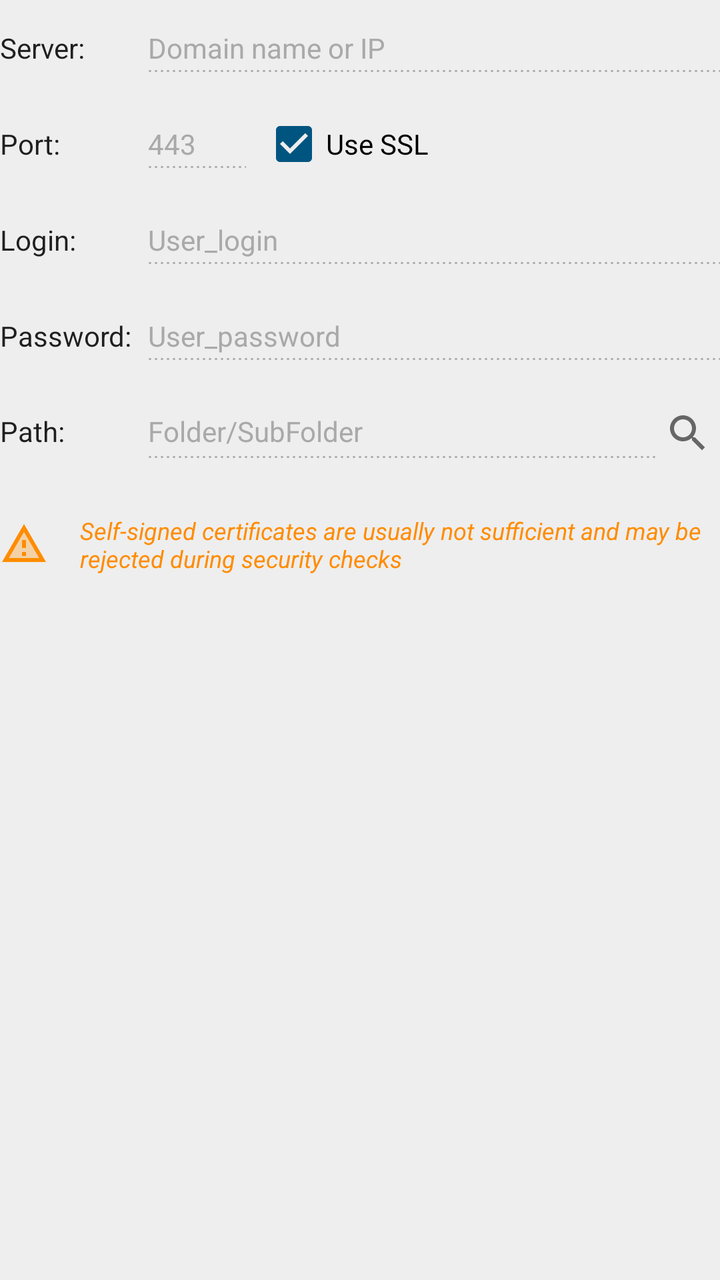
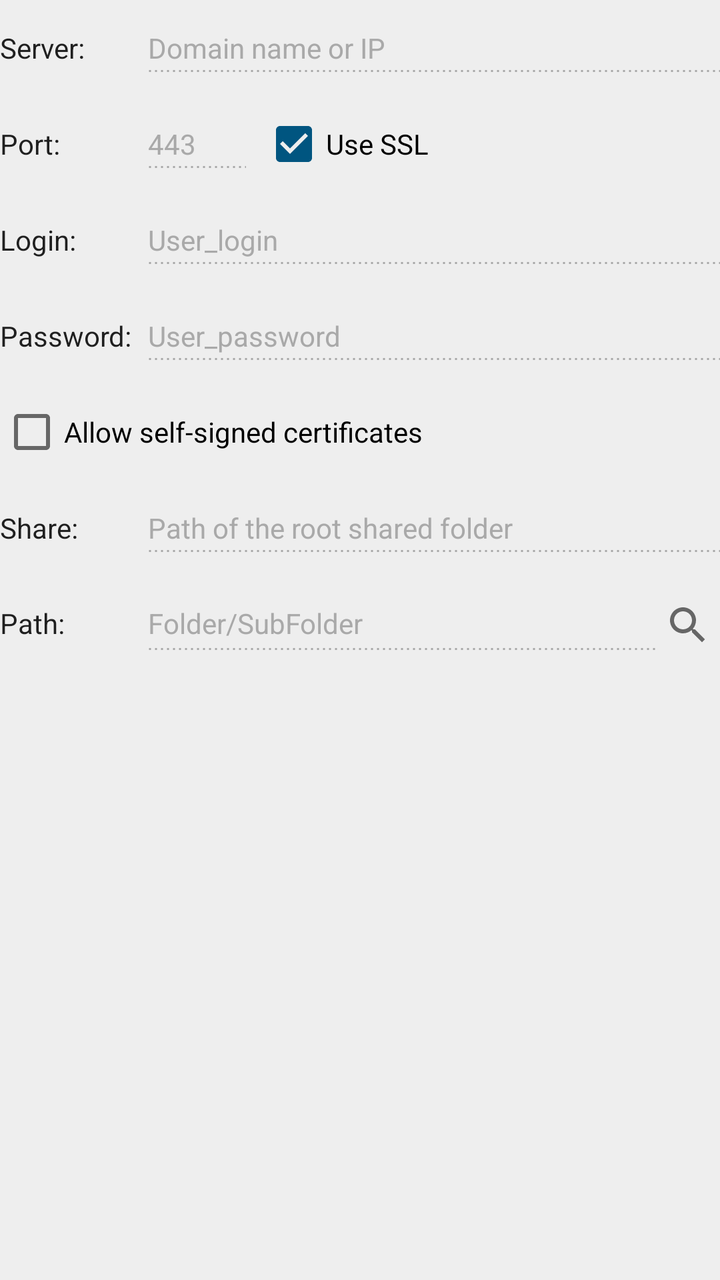

Compare the two renders of this Android layout. The source of the first and the diff that turns it into the second are given below.
<!-- AndroidManifest.xml: application theme AppTheme -->
<!-- res/layout/fragment_target_webdav.xml -->
<?xml version="1.0" encoding="utf-8"?>


<androidx.constraintlayout.widget.ConstraintLayout
    xmlns:android="http://schemas.android.com/apk/res/android"
    xmlns:app="http://schemas.android.com/apk/res-auto"
    xmlns:tools="http://schemas.android.com/tools"
    android:id="@+id/target_webdav_lyt"
    android:layout_width="match_parent"
    android:layout_height="wrap_content"
    tools:context=".ui.fragments.Fragment_TargetWebDav">

    <androidx.constraintlayout.widget.Barrier
        android:id="@+id/target_webdav_barrier"
        android:layout_width="wrap_content"
        android:layout_height="wrap_content"
        app:barrierDirection="end"
        app:constraint_referenced_ids="target_webdav_txt_password,target_webdav_txt_server,target_webdav_text_port,target_webdav_txt_login,target_webdav_txt_path" />

    <TextView
        android:id="@+id/target_webdav_txt_server"
        android:layout_width="wrap_content"
        android:layout_height="wrap_content"
        android:text="@string/target_common_server"
        app:layout_constraintBaseline_toBaselineOf="@+id/target_webdav_edit_server"
        app:layout_constraintStart_toStartOf="parent" />

    <EditText
        android:id="@+id/target_webdav_edit_server"
        android:layout_width="0dp"
        android:layout_height="wrap_content"
        android:layout_marginStart="8dp"
        android:hint="@string/target_common_server_hint"
        android:importantForAutofill="no"
        android:inputType="textUri"
        android:nextFocusForward="@id/target_webdav_edit_port"
        app:layout_constraintEnd_toStartOf="@+id/target_webdav_btn_credentials_fill"
        app:layout_constraintStart_toEndOf="@+id/target_webdav_barrier"
        app:layout_constraintTop_toTopOf="parent"
        tools:ignore="TextContrastCheck" />

    <ImageButton
        android:id="@+id/target_webdav_btn_credentials_fill"
        android:layout_width="wrap_content"
        android:layout_height="wrap_content"
        android:contentDescription="@string/target_common_autofill"
        android:minWidth="32dp"
        android:minHeight="48dp"
        android:src="@drawable/ic_autofill"
        android:visibility="gone"
        app:layout_constraintBottom_toBottomOf="@+id/target_webdav_edit_server"
        app:layout_constraintEnd_toEndOf="parent"
        app:layout_constraintTop_toTopOf="@+id/target_webdav_edit_server" />

    <TextView
        android:id="@+id/target_webdav_text_port"
        android:layout_width="wrap_content"
        android:layout_height="wrap_content"
        android:text="@string/target_common_port"
        app:layout_constraintBaseline_toBaselineOf="@+id/target_webdav_edit_port"
        app:layout_constraintStart_toStartOf="parent" />

    <androidx.constraintlayout.helper.widget.Flow
        android:id="@+id/target_webdav_flow"
        android:layout_width="0dp"
        android:layout_height="wrap_content"
        android:layout_marginStart="8dp"
        app:constraint_referenced_ids="target_webdav_edit_port, target_webdav_chk_ssl"
        app:flow_horizontalBias="0"
        app:flow_horizontalGap="8dp"
        app:flow_horizontalStyle="packed"
        app:flow_wrapMode="chain"
        app:layout_constraintEnd_toEndOf="parent"
        app:layout_constraintStart_toEndOf="@id/target_webdav_barrier"
        app:layout_constraintTop_toBottomOf="@+id/target_webdav_edit_server" />

    <EditText
        android:id="@+id/target_webdav_edit_port"
        android:layout_width="wrap_content"
        android:layout_height="wrap_content"
        android:ems="3"
        android:hint="@string/target_webdav_port_ssl_hint"
        android:importantForAutofill="no"
        android:inputType="number"
        android:nextFocusForward="@id/target_webdav_chk_ssl"
        tools:ignore="TextContrastCheck" />

    <CheckBox
        android:id="@+id/target_webdav_chk_ssl"
        android:layout_width="wrap_content"
        android:layout_height="wrap_content"
        android:checked="true"
        android:nextFocusForward="@id/target_webdav_edit_login"
        android:text="@string/target_webdav_ssl"
        tools:ignore="TextContrastCheck" />

    <TextView
        android:id="@+id/target_webdav_txt_login"
        android:layout_width="wrap_content"
        android:layout_height="wrap_content"
        android:text="@string/target_common_login"
        app:layout_constraintBaseline_toBaselineOf="@+id/target_webdav_edit_login"
        app:layout_constraintStart_toStartOf="parent" />

    <EditText
        android:id="@+id/target_webdav_edit_login"
        android:layout_width="0dp"
        android:layout_height="wrap_content"
        android:layout_marginStart="8dp"
        android:hint="@string/target_common_login_hint"
        android:importantForAutofill="no"
        android:inputType="textPersonName"
        android:nextFocusForward="@id/target_webdav_edit_password"
        app:layout_constraintEnd_toEndOf="parent"
        app:layout_constraintStart_toEndOf="@+id/target_webdav_barrier"
        app:layout_constraintTop_toBottomOf="@+id/target_webdav_flow"
        tools:ignore="TextContrastCheck" />

    <TextView
        android:id="@+id/target_webdav_txt_password"
        android:layout_width="wrap_content"
        android:layout_height="wrap_content"
        android:text="@string/target_common_password"
        app:layout_constraintBaseline_toBaselineOf="@+id/target_webdav_edit_password"
        app:layout_constraintStart_toStartOf="parent" />

    <EditText
        android:id="@+id/target_webdav_edit_password"
        android:layout_width="0dp"
        android:layout_height="wrap_content"
        android:layout_marginStart="8dp"
        android:hint="@string/target_common_password_hint"
        android:importantForAutofill="no"
        android:inputType="textWebPassword|textNoSuggestions"
        android:nextFocusForward="@id/target_webdav_edit_path"
        app:layout_constraintEnd_toEndOf="parent"
        app:layout_constraintStart_toEndOf="@+id/target_webdav_barrier"
        app:layout_constraintTop_toBottomOf="@+id/target_webdav_edit_login"
        tools:ignore="TextContrastCheck" />

    <TextView
        android:id="@+id/target_webdav_txt_path"
        android:layout_width="wrap_content"
        android:layout_height="wrap_content"
        android:text="@string/target_common_path"
        app:layout_constraintBaseline_toBaselineOf="@+id/target_webdav_edit_path"
        app:layout_constraintStart_toStartOf="parent" />

    <EditText
        android:id="@+id/target_webdav_edit_path"
        android:layout_width="0dp"
        android:layout_height="wrap_content"
        android:layout_marginStart="8dp"
        android:paddingTop="14dp"
        android:paddingBottom="16dp"
        android:hint="@string/target_common_path_hint"
        android:importantForAutofill="no"
        android:inputType="textMultiLine"
        android:gravity="top"
        android:nextFocusForward="@id/target_webdav_btn_path_search"
        app:layout_constraintEnd_toStartOf="@+id/target_webdav_btn_path_search"
        app:layout_constraintStart_toEndOf="@+id/target_webdav_barrier"
        app:layout_constraintTop_toBottomOf="@+id/target_webdav_edit_password"
        tools:ignore="TextContrastCheck" />

    <ImageButton
        android:id="@+id/target_webdav_btn_path_search"
        android:layout_width="wrap_content"
        android:layout_height="wrap_content"
        android:contentDescription="@string/target_common_search"
        android:minWidth="32dp"
        android:minHeight="48dp"
        android:src="@drawable/ic_search"
        app:layout_constraintBottom_toBottomOf="@+id/target_webdav_edit_path"
        app:layout_constraintEnd_toEndOf="parent"
        app:layout_constraintTop_toBottomOf="@+id/target_webdav_edit_password" />

    <TextView
        android:id="@+id/target_webdav_txt_warning_ssl"
        android:layout_width="0dp"
        android:layout_height="wrap_content"
        android:drawablePadding="16dp"
        android:gravity="center_vertical"
        android:layout_marginTop="16dp"
        android:paddingBottom="10dp"
        android:text="@string/target_webdav_ssl_warning"
        android:textColor="@color/orange"
        android:textSize="12sp"
        android:textStyle="italic"
        app:drawableLeftCompat="@drawable/ic_warning"
        app:drawableTint="@color/orange"
        app:layout_constraintEnd_toEndOf="parent"
        app:layout_constraintStart_toStartOf="parent"
        app:layout_constraintTop_toBottomOf="@+id/target_webdav_edit_path"
        tools:ignore="TextContrastCheck" />

</androidx.constraintlayout.widget.ConstraintLayout>
<!-- resources referenced by this layout -->
<resources>
  <color name="orange">#FF8C00</color>
  <!-- drawable ic_warning (drawable) -->
  <vector xmlns:android="http://schemas.android.com/apk/res/android"
      android:width="24dp"
      android:height="24dp"
      android:viewportWidth="24"
      android:viewportHeight="24"
      android:tint="#000000">
    <path
        android:fillColor="@android:color/white"
        android:pathData="M4.47,19h15.06L12,5.99 4.47,19zM13,18h-2v-2h2v2zM13,14h-2v-4h2v4z"
        android:strokeAlpha="0.3"
        android:fillAlpha="0.3"/>
    <path
        android:fillColor="@android:color/white"
        android:pathData="M1,21h22L12,2 1,21zM4.47,19L12,5.99 19.53,19L4.47,19zM11,16h2v2h-2zM11,10h2v4h-2z"/>
  </vector>
  <string name="target_common_autofill">Autofill</string>
  <string name="target_common_login">Login:</string>
  <string name="target_common_login_hint">User_login</string>
  <string name="target_common_password">Password:</string>
  <string name="target_common_password_hint">User_password</string>
  <string name="target_common_path">Path:</string>
  <string name="target_common_path_hint">Folder/SubFolder</string>
  <string name="target_common_port">Port:</string>
  <string name="target_common_search">Search</string>
  <string name="target_common_server">Server:</string>
  <string name="target_common_server_hint">Domain name or IP</string>
  <string name="target_webdav_port_ssl_hint" translatable="false">443</string>
  <string name="target_webdav_ssl">Use SSL</string>
  <string name="target_webdav_ssl_warning">Self-signed certificates are usually not sufficient and may be rejected during security checks</string>
  <color name="primary">#005580</color>
  <color name="primary_dark">#00334d</color>
  <color name="accent">#0088cc</color>
  <color name="secondary">#0088cc</color>
  <color name="background_app">#EEEEEE</color>
  <color name="pale_gray">#A9A9A9</color>
  <style name="AppTheme.ImageButtonStyle" parent="Widget.AppCompat.ImageButton">
          <item name="android:background">@android:color/transparent</item>
          <item name="android:tint">@color/image_button</item>
      </style>
  <style name="AppTheme.OverflowButtonStyle" parent="Widget.AppCompat.ActionButton.Overflow">
          <item name="android:tint">#FFFFFF</item>
      </style>
  <style name="AppTheme.Spinner.Item" parent="Widget.AppCompat.DropDownItem.Spinner">
          <item name="android:textSize">14sp</item>
          <item name="android:textColor">?android:textColorPrimary</item>
      </style>
  <style name="AppTheme.Spinner.DropDown" parent="Widget.AppCompat.DropDownItem.Spinner">
          <item name="android:textSize">14sp</item>
          <item name="android:textColor">?android:textColorPrimary</item>
      </style>
  <style name="AppTheme.CheckBox" parent="Widget.AppCompat.CompoundButton.CheckBox">
          <item name="buttonTint">@color/checkbox</item>
          <item name="android:minHeight">48dp</item>
      </style>
  <style name="AppTheme.Switch" parent="Widget.MaterialComponents.CompoundButton.Switch">
          <item name="thumbTint">@color/switch_selector</item>
          <item name="trackTint">@color/switch_track</item>
      </style>
  <color name="blue_reversed">#0088CC</color>
  <color name="background_card">#FFFFFF</color>
  <!-- drawable background_popup (drawable) -->
  <?xml version="1.0" encoding="utf-8"?>
  
  <shape xmlns:android="http://schemas.android.com/apk/res/android" android:shape="rectangle" >
      <corners android:radius="4dp" />
      <solid android:color="@color/background_popup" />
  </shape>
  <color name="gray">#666666</color>
  <color name="blue">#005580</color>
  <color name="progressbar_secondary_default">#8CBED9</color>
  <color name="background_progressbar">#BFBFBF</color>
  <color name="background_popup">#FFFFFF</color>
  <!-- unchanged entries left out for length: 10 -->
</resources>

<!-- the commit's change to res/layout/fragment_target_webdav.xml (unified diff, before → after) -->
@@ -132,10 +132,73 @@
         android:hint="@string/target_common_password_hint"
         android:importantForAutofill="no"
         android:inputType="textWebPassword|textNoSuggestions"
+        android:nextFocusForward="@id/target_webdav_chk_self_signed"
+        app:layout_constraintEnd_toEndOf="parent"
+        app:layout_constraintStart_toEndOf="@+id/target_webdav_barrier"
+        app:layout_constraintTop_toBottomOf="@+id/target_webdav_edit_login"
+        tools:ignore="TextContrastCheck" />
+
+    <CheckBox
+        android:id="@+id/target_webdav_chk_self_signed"
+        android:layout_width="wrap_content"
+        android:layout_height="wrap_content"
+        android:checked="false"
+        android:nextFocusForward="@id/target_webdav_edit_hostkey"
+        app:layout_constraintTop_toBottomOf="@+id/target_webdav_edit_password"
+        android:text="@string/target_common_self_signed" />
+
+    <TextView
+        android:id="@+id/target_webdav_txt_hostkey"
+        android:layout_width="wrap_content"
+        android:layout_height="wrap_content"
+        android:text="@string/target_common_hostkey"
+        app:layout_constraintBaseline_toBaselineOf="@+id/target_webdav_edit_hostkey"
+        android:visibility="gone"
+        app:layout_constraintStart_toStartOf="parent" />
+
+    <EditText
+        android:id="@+id/target_webdav_edit_hostkey"
+        android:layout_width="0dp"
+        android:layout_height="wrap_content"
+        android:layout_marginStart="8dp"
+        android:paddingTop="14dp"
+        android:paddingBottom="16dp"
+        android:clickable="true"
+        android:cursorVisible="false"
+        android:focusable="false"
+        android:hint="@string/target_common_hostkey_hint"
+        android:importantForAutofill="no"
+        android:inputType="textMultiLine|textNoSuggestions"
+        android:gravity="top"
+        android:textColor="@color/gray"
+        android:nextFocusForward="@id/target_webdav_edit_share"
+        android:visibility="gone"
+        app:layout_constraintEnd_toEndOf="parent"
+        app:layout_constraintHorizontal_bias="1.0"
+        app:layout_constraintStart_toEndOf="@+id/target_webdav_barrier"
+        app:layout_constraintTop_toBottomOf="@+id/target_webdav_chk_self_signed"
+        tools:ignore="TextContrastCheck" />
+
+    <TextView
+        android:id="@+id/target_webdav_txt_share"
+        android:layout_width="wrap_content"
+        android:layout_height="wrap_content"
+        android:text="@string/target_common_share"
+        app:layout_constraintBaseline_toBaselineOf="@+id/target_webdav_edit_share"
+        app:layout_constraintStart_toStartOf="parent" />
+
+    <EditText
+        android:id="@+id/target_webdav_edit_share"
+        android:layout_width="0dp"
+        android:layout_height="wrap_content"
+        android:layout_marginStart="8dp"
+        android:hint="@string/target_nfs_share_hint"
+        android:importantForAutofill="no"
+        android:inputType="textMultiLine"
         android:nextFocusForward="@id/target_webdav_edit_path"
         app:layout_constraintEnd_toEndOf="parent"
         app:layout_constraintStart_toEndOf="@+id/target_webdav_barrier"
-        app:layout_constraintTop_toBottomOf="@+id/target_webdav_edit_login"
+        app:layout_constraintTop_toBottomOf="@+id/target_webdav_edit_hostkey"
         tools:ignore="TextContrastCheck" />
 
     <TextView
@@ -160,7 +223,7 @@
         android:nextFocusForward="@id/target_webdav_btn_path_search"
         app:layout_constraintEnd_toStartOf="@+id/target_webdav_btn_path_search"
         app:layout_constraintStart_toEndOf="@+id/target_webdav_barrier"
-        app:layout_constraintTop_toBottomOf="@+id/target_webdav_edit_password"
+        app:layout_constraintTop_toBottomOf="@+id/target_webdav_edit_share"
         tools:ignore="TextContrastCheck" />
 
     <ImageButton
@@ -173,25 +236,6 @@
         android:src="@drawable/ic_search"
         app:layout_constraintBottom_toBottomOf="@+id/target_webdav_edit_path"
         app:layout_constraintEnd_toEndOf="parent"
-        app:layout_constraintTop_toBottomOf="@+id/target_webdav_edit_password" />
-
-    <TextView
-        android:id="@+id/target_webdav_txt_warning_ssl"
-        android:layout_width="0dp"
-        android:layout_height="wrap_content"
-        android:drawablePadding="16dp"
-        android:gravity="center_vertical"
-        android:layout_marginTop="16dp"
-        android:paddingBottom="10dp"
-        android:text="@string/target_webdav_ssl_warning"
-        android:textColor="@color/orange"
-        android:textSize="12sp"
-        android:textStyle="italic"
-        app:drawableLeftCompat="@drawable/ic_warning"
-        app:drawableTint="@color/orange"
-        app:layout_constraintEnd_toEndOf="parent"
-        app:layout_constraintStart_toStartOf="parent"
-        app:layout_constraintTop_toBottomOf="@+id/target_webdav_edit_path"
-        tools:ignore="TextContrastCheck" />
+        app:layout_constraintTop_toBottomOf="@+id/target_webdav_edit_share" />
 
 </androidx.constraintlayout.widget.ConstraintLayout>
<!-- resource entries referenced after the edit -->
@@ -1,23 +1,8 @@
 <!-- resources referenced by this layout -->
 <resources>
-  <color name="orange">#FF8C00</color>
-  <!-- drawable ic_warning (drawable) -->
-  <vector xmlns:android="http://schemas.android.com/apk/res/android"
-      android:width="24dp"
-      android:height="24dp"
-      android:viewportWidth="24"
-      android:viewportHeight="24"
-      android:tint="#000000">
-    <path
-        android:fillColor="@android:color/white"
-        android:pathData="M4.47,19h15.06L12,5.99 4.47,19zM13,18h-2v-2h2v2zM13,14h-2v-4h2v4z"
-        android:strokeAlpha="0.3"
-        android:fillAlpha="0.3"/>
-    <path
-        android:fillColor="@android:color/white"
-        android:pathData="M1,21h22L12,2 1,21zM4.47,19L12,5.99 19.53,19L4.47,19zM11,16h2v2h-2zM11,10h2v4h-2z"/>
-  </vector>
   <string name="target_common_autofill">Autofill</string>
+  <string name="target_common_hostkey">Host key:</string>
+  <string name="target_common_hostkey_hint">Tap to retrieve server host key</string>
   <string name="target_common_login">Login:</string>
   <string name="target_common_login_hint">User_login</string>
   <string name="target_common_password">Password:</string>
@@ -26,11 +11,13 @@
   <string name="target_common_path_hint">Folder/SubFolder</string>
   <string name="target_common_port">Port:</string>
   <string name="target_common_search">Search</string>
+  <string name="target_common_self_signed">Allow self-signed certificates</string>
   <string name="target_common_server">Server:</string>
   <string name="target_common_server_hint">Domain name or IP</string>
+  <string name="target_common_share">Share:</string>
+  <string name="target_nfs_share_hint">Path of the root shared folder</string>
   <string name="target_webdav_port_ssl_hint" translatable="false">443</string>
   <string name="target_webdav_ssl">Use SSL</string>
-  <string name="target_webdav_ssl_warning">Self-signed certificates are usually not sufficient and may be rejected during security checks</string>
   <color name="primary">#005580</color>
   <color name="primary_dark">#00334d</color>
   <color name="accent">#0088cc</color>
